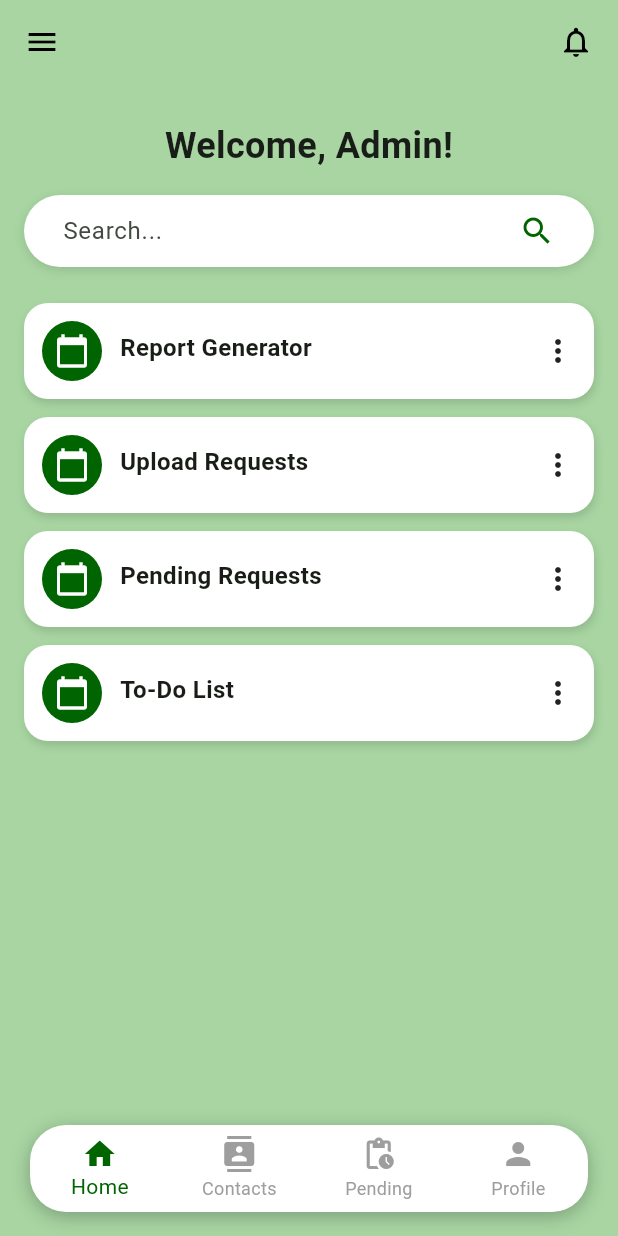
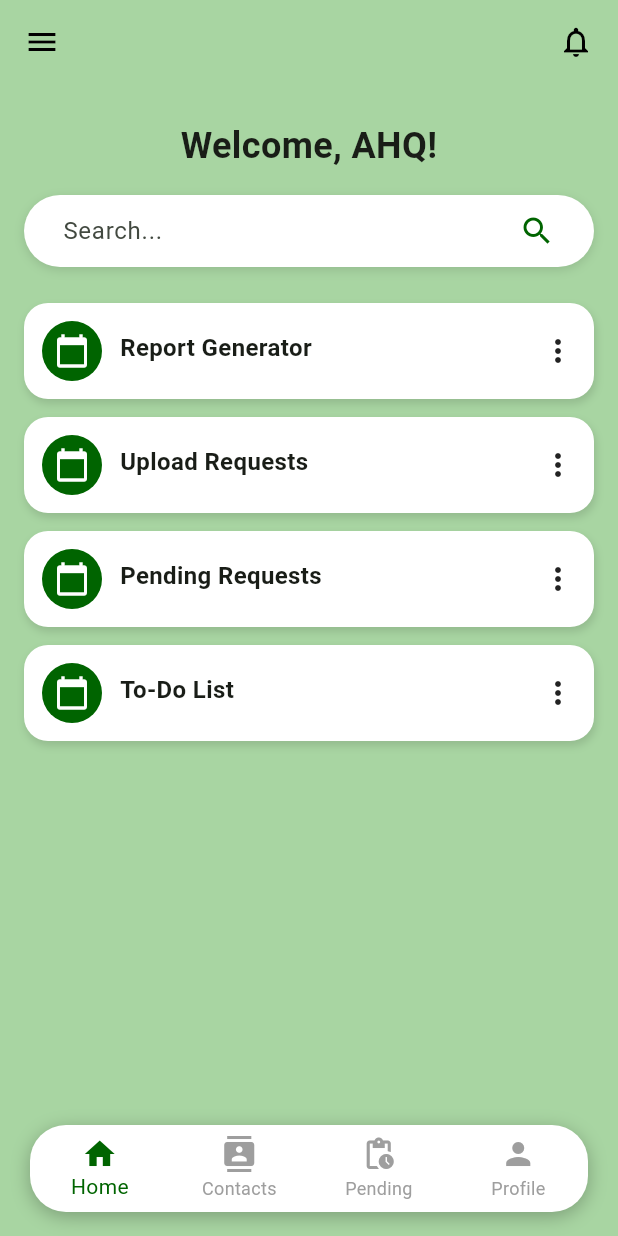
Before and after one commit to maruf681/Mil-Access-, a Flutter app: the screen it shows after launch, on a phone screen of 412 x 824 dp. Run offline on Flutter 3.47's test engine with Material 3 defaults, Android fonts, the phone set to English and light mode, and no system bars.

Commit message:
Update ahqhome.dart

```diff
--- a/lib/ahqhome.dart
+++ b/lib/ahqhome.dart
@@ -1,5 +1,4 @@
 import 'package:flutter/material.dart';
-import 'ammunition_report.dart';
 import 'report_type.dart';
 
 
@@ -50,7 +49,7 @@ class AdminDashboard extends StatelessWidget {
           children: [
             const SizedBox(height: 24),
             const Text(
-              'Welcome, Admin!',
+              'Welcome, AHQ!',
               textAlign: TextAlign.center,
               style: TextStyle(fontSize: 24, fontWeight: FontWeight.bold),
             ),
```
